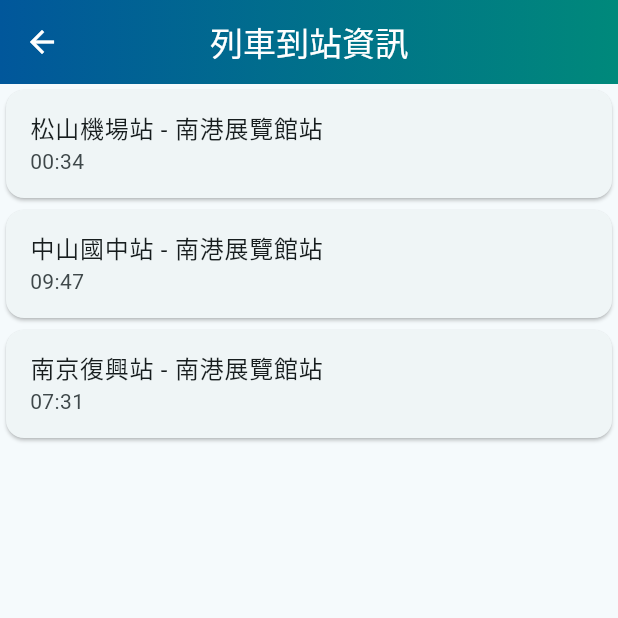
After one commit to redbug312/horizon-harmony, a Flutter app: the TrackInfoPage screen opened by its route, on a phone screen of 412 x 824 dp, the top half of it. The commit adds this screen. Run offline on Flutter 3.47's test engine with Material 3 defaults, Android fonts, the phone set to English and light mode, and no system bars.

Commit message:
add-static-track-info-page

```diff
--- a/lib/main.dart
+++ b/lib/main.dart
@@ -1,6 +1,7 @@
 import 'package:flutter/gestures.dart';
 import 'package:flutter/material.dart';
 import 'package:horizon_harmony/pages/home_page.dart';
+import 'package:horizon_harmony/pages/track_info_page.dart';
 import './messages/generated.dart';
 
 void main() async {
@@ -24,6 +25,7 @@ class MyApp extends StatelessWidget {
       home: const HomePage(),
       routes: {
         '/home': (context) => const HomePage(),
+        '/track_info': (context) => const TrackInfoPage(),
       },
     );
   }
--- a/lib/pages/home_page.dart
+++ b/lib/pages/home_page.dart
@@ -129,7 +129,11 @@ class HomePageState extends State<HomePage> {
             gridDelegate: const SliverGridDelegateWithFixedCrossAxisCount(crossAxisCount: 4),
             itemCount: services.length,
             itemBuilder: (context, index) => InkWell(
-              onTap: () {},
+              onTap: () {
+                if (index == 7) {
+                  Navigator.pushNamed(context, '/track_info');
+                }
+              },
               child: Column(
                 mainAxisAlignment: MainAxisAlignment.center,
                 children: [
--- /dev/null
+++ b/lib/pages/track_info_page.dart
@@ -0,0 +1,62 @@
+import 'package:flutter/material.dart';
+import 'package:flutter/services.dart';
+
+class TrackInfoPage extends StatefulWidget {
+  const TrackInfoPage({super.key});
+
+  @override
+  State<TrackInfoPage> createState() => TrackInfoState();
+}
+
+class TrackInfoState extends State<TrackInfoPage> {
+  @override
+  Widget build(BuildContext context) {
+    return Scaffold(
+      appBar: AppBar(
+        title: const Text("列車到站資訊"),
+        centerTitle: true,
+        foregroundColor: Theme.of(context).colorScheme.onPrimary,
+        systemOverlayStyle: const SystemUiOverlayStyle(statusBarBrightness: Brightness.dark),
+        leading: GestureDetector(
+          child: IconButton(
+            icon: Icon(Icons.arrow_back, color: Theme.of(context).colorScheme.onPrimary),
+            onPressed: () {
+              Navigator.pop(context);
+            }
+          ),
+        ),
+        flexibleSpace: Container(
+          decoration: BoxDecoration(
+            gradient: LinearGradient(
+              begin: Alignment.centerLeft,
+              end: Alignment.centerRight,
+              colors: [Colors.lightBlue.shade900, Colors.teal.shade600],
+            ),
+          ),
+        ),
+      ),
+      body: ListView(
+        children: const [
+          Card(
+            child: ListTile(
+              title: Text("松山機場站 - 南港展覽館站"),
+              subtitle: Text("00:34"),
+            ),
+          ),
+          Card(
+            child: ListTile(
+              title: Text("中山國中站 - 南港展覽館站"),
+              subtitle: Text("09:47"),
+            ),
+          ),
+          Card(
+            child: ListTile(
+              title: Text("南京復興站 - 南港展覽館站"),
+              subtitle: Text("07:31"),
+            ),
+          ),
+        ]
+      )
+    );
+  }
+}
```
